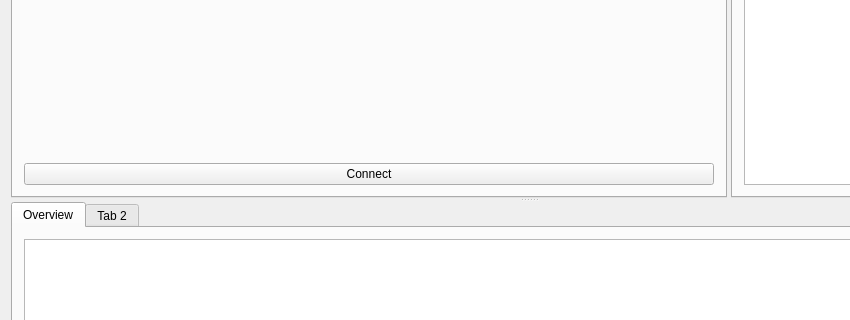
Old version of the form mainwindow.ui in the repository yorkrobotlab/ardebug; both pictures show x 0 to 850 and y 408 to 728 of the 1058 by 913 pixel window.
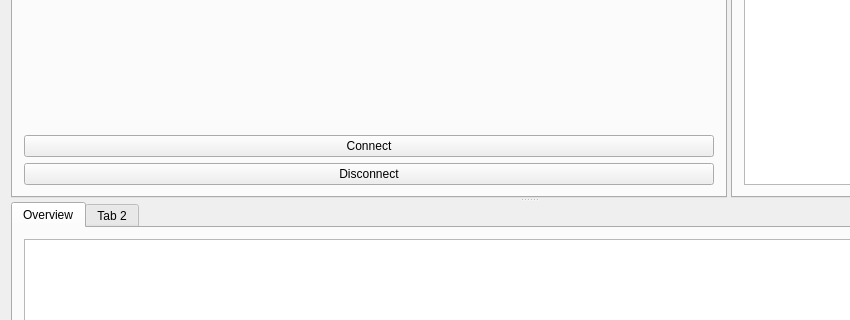
New version of the form.

The edit to the form file:
```diff
--- a/mainwindow.ui
+++ b/mainwindow.ui
@@ -115,6 +115,13 @@
             </property>
            </widget>
           </item>
+          <item>
+           <widget class="QPushButton" name="disconnectButton">
+            <property name="text">
+             <string>Disconnect</string>
+            </property>
+           </widget>
+          </item>
          </layout>
         </widget>
         <widget class="QWidget" name="visualizerTab">
```
